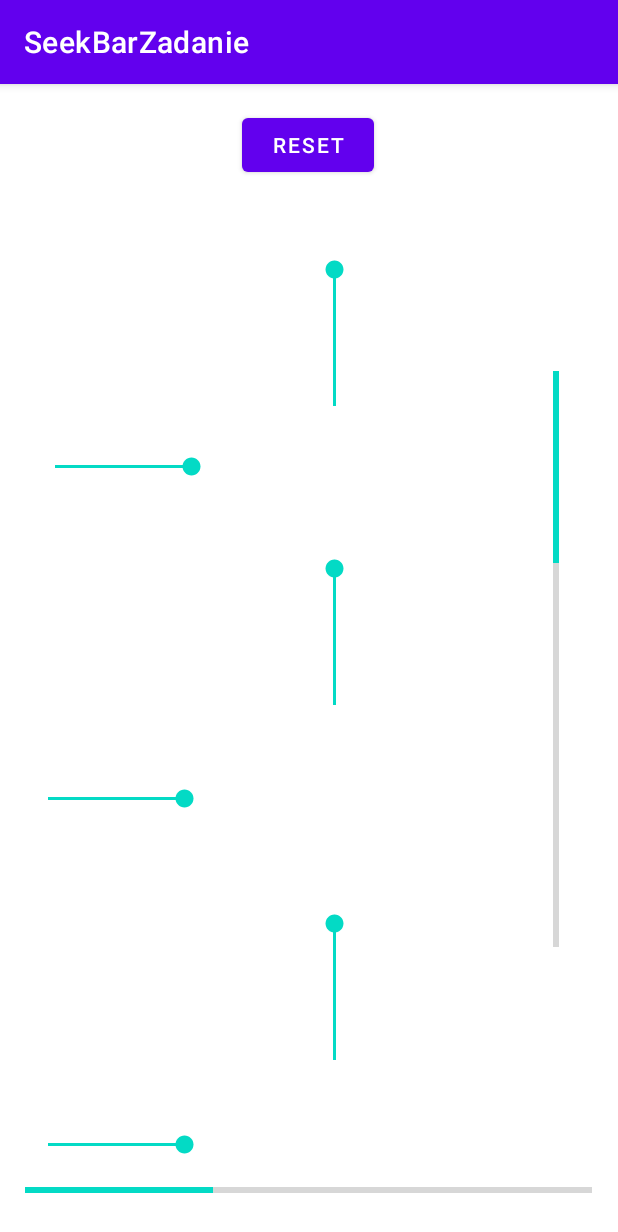
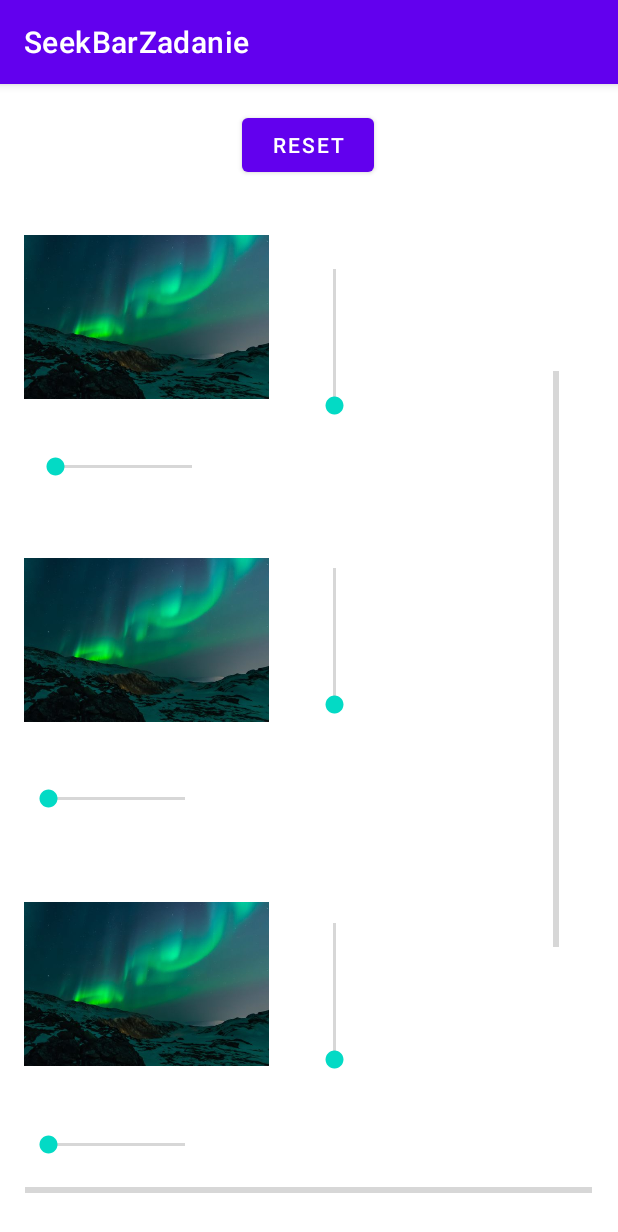
Before and after one commit to matipoklo/SeekBarZadanie, an Android app: the screen it shows after launch (MainActivity), after a tap on "RESET", on a phone screen of 412 x 824 dp. Shown: the top 1232 px of the screen. Run offline under Robolectric (Android 15) with nearby library versions, the phone set to English and light mode, and no system bars.

Commit message:
skonczony program

```diff
--- a/app/src/main/java/com/example/seekbarzadanie/MainActivity.kt
+++ b/app/src/main/java/com/example/seekbarzadanie/MainActivity.kt
@@ -50,13 +50,13 @@ class MainActivity : AppCompatActivity() {
         val progress_pion = findViewById<ProgressBar>(R.id.progressPion)
 
         reset.setOnClickListener(){
-            o1_pion.progress = 100
-            o2_pion.progress = 100
-            o3_pion.progress = 100
+            o1_pion.progress = 0
+            o2_pion.progress = 0
+            o3_pion.progress = 0
 
-            o1_poziom.progress = 100
-            o2_poziom.progress = 100
-            o3_poziom.progress = 100
+            o1_poziom.progress = 0
+            o2_poziom.progress = 0
+            o3_poziom.progress = 0
         }
         o1_poziom.setOnSeekBarChangeListener(object:OnSeekBarChangeListener{
             override fun onProgressChanged(seekBar: SeekBar, progres: Int, fromUser: Boolean) {
@@ -66,11 +66,11 @@ class MainActivity : AppCompatActivity() {
             }
 
             override fun onStartTrackingTouch(seekBar: SeekBar) {
-                TODO("Not yet implemented")
+
             }
 
             override fun onStopTrackingTouch(seekBar: SeekBar) {
-                TODO("Not yet implemented")
+
             }
 
         })
@@ -82,11 +82,75 @@ class MainActivity : AppCompatActivity() {
             }
 
             override fun onStartTrackingTouch(seekBar: SeekBar) {
-                TODO("Not yet implemented")
+
             }
 
             override fun onStopTrackingTouch(seekBar: SeekBar) {
-                TODO("Not yet implemented")
+
+            }
+
+        })
+        o2_poziom.setOnSeekBarChangeListener(object:OnSeekBarChangeListener{
+            override fun onProgressChanged(seekBar: SeekBar, progres: Int, fromUser: Boolean) {
+                val skala = progres / 100f
+                o2.scaleX = skala
+                zmiana(progress_poziom,sumowaniePoziomu())
+            }
+
+            override fun onStartTrackingTouch(seekBar: SeekBar) {
+
+            }
+
+            override fun onStopTrackingTouch(seekBar: SeekBar) {
+
+            }
+
+        })
+        o2_pion.setOnSeekBarChangeListener(object:OnSeekBarChangeListener{
+            override fun onProgressChanged(seekBar: SeekBar, progres: Int, fromUser: Boolean) {
+                val skala = progres / 100f
+                o2.scaleX = skala
+                zmiana(progress_pion,sumowaniePionu())
+            }
+
+            override fun onStartTrackingTouch(seekBar: SeekBar) {
+
+            }
+
+            override fun onStopTrackingTouch(seekBar: SeekBar) {
+
+            }
+
+        })
+        o3_poziom.setOnSeekBarChangeListener(object:OnSeekBarChangeListener{
+            override fun onProgressChanged(seekBar: SeekBar, progres: Int, fromUser: Boolean) {
+                val skala = progres / 100f
+                o3.scaleX = skala
+                zmiana(progress_poziom,sumowaniePoziomu())
+            }
+
+            override fun onStartTrackingTouch(seekBar: SeekBar) {
+
+            }
+
+            override fun onStopTrackingTouch(seekBar: SeekBar) {
+
+            }
+
+        })
+        o3_pion.setOnSeekBarChangeListener(object:OnSeekBarChangeListener{
+            override fun onProgressChanged(seekBar: SeekBar, progres: Int, fromUser: Boolean) {
+                val skala = progres / 100f
+                o3.scaleX = skala
+                zmiana(progress_pion,sumowaniePionu())
+            }
+
+            override fun onStartTrackingTouch(seekBar: SeekBar) {
+
+            }
+
+            override fun onStopTrackingTouch(seekBar: SeekBar) {
+
             }
 
         })
--- a/app/src/main/res/layout/activity_main.xml
+++ b/app/src/main/res/layout/activity_main.xml
@@ -39,42 +39,6 @@
         app:layout_constraintStart_toStartOf="parent"
         app:layout_constraintTop_toTopOf="parent"
         app:layout_constraintVertical_bias="0.023" />
-
-    <ImageView
-        android:id="@+id/obraz1"
-        android:layout_width="wrap_content"
-        android:layout_height="wrap_content"
-        app:layout_constraintBottom_toBottomOf="parent"
-        app:layout_constraintEnd_toEndOf="parent"
-        app:layout_constraintHorizontal_bias="0.056"
-        app:layout_constraintStart_toStartOf="parent"
-        app:layout_constraintTop_toTopOf="parent"
-        app:layout_constraintVertical_bias="0.149"
-        tools:srcCompat="@tools:sample/avatars" />
-
-    <ImageView
-        android:id="@+id/obraz2"
-        android:layout_width="wrap_content"
-        android:layout_height="wrap_content"
-        app:layout_constraintBottom_toBottomOf="parent"
-        app:layout_constraintEnd_toEndOf="parent"
-        app:layout_constraintHorizontal_bias="0.056"
-        app:layout_constraintStart_toStartOf="parent"
-        app:layout_constraintTop_toTopOf="parent"
-        app:layout_constraintVertical_bias="0.472"
-        tools:srcCompat="@tools:sample/avatars" />
-
-    <ImageView
-        android:id="@+id/obraz3"
-        android:layout_width="wrap_content"
-        android:layout_height="wrap_content"
-        app:layout_constraintBottom_toBottomOf="parent"
-        app:layout_constraintEnd_toEndOf="parent"
-        app:layout_constraintHorizontal_bias="0.056"
-        app:layout_constraintStart_toStartOf="parent"
-        app:layout_constraintTop_toTopOf="parent"
-        app:layout_constraintVertical_bias="0.84"
-        tools:srcCompat="@tools:sample/avatars" />
 
     <SeekBar
         android:id="@+id/SeekPoziom1"
@@ -155,4 +119,40 @@
         app:layout_constraintTop_toTopOf="parent"
         app:layout_constraintVertical_bias="0.499" />
 
+    <ImageView
+        android:id="@+id/obraz1"
+        android:layout_width="163dp"
+        android:layout_height="141dp"
+        app:layout_constraintBottom_toBottomOf="parent"
+        app:layout_constraintEnd_toEndOf="parent"
+        app:layout_constraintHorizontal_bias="0.064"
+        app:layout_constraintStart_toStartOf="parent"
+        app:layout_constraintTop_toTopOf="parent"
+        app:layout_constraintVertical_bias="0.135"
+        app:srcCompat="@drawable/obrazek3" />
+
+    <ImageView
+        android:id="@+id/obraz2"
+        android:layout_width="163dp"
+        android:layout_height="141dp"
+        app:layout_constraintBottom_toBottomOf="parent"
+        app:layout_constraintEnd_toEndOf="parent"
+        app:layout_constraintHorizontal_bias="0.064"
+        app:layout_constraintStart_toStartOf="parent"
+        app:layout_constraintTop_toTopOf="parent"
+        app:layout_constraintVertical_bias="0.479"
+        app:srcCompat="@drawable/obrazek3" />
+
+    <ImageView
+        android:id="@+id/obraz3"
+        android:layout_width="163dp"
+        android:layout_height="141dp"
+        app:layout_constraintBottom_toBottomOf="parent"
+        app:layout_constraintEnd_toEndOf="parent"
+        app:layout_constraintHorizontal_bias="0.064"
+        app:layout_constraintStart_toStartOf="parent"
+        app:layout_constraintTop_toTopOf="parent"
+        app:layout_constraintVertical_bias="0.845"
+        app:srcCompat="@drawable/obrazek3" />
+
 </androidx.constraintlayout.widget.ConstraintLayout>
```
Also changed, not shown: app/src/main/res/drawable/obrazek3.jpeg (added), app/src/main/res/drawable/wiking.jpeg (added).
